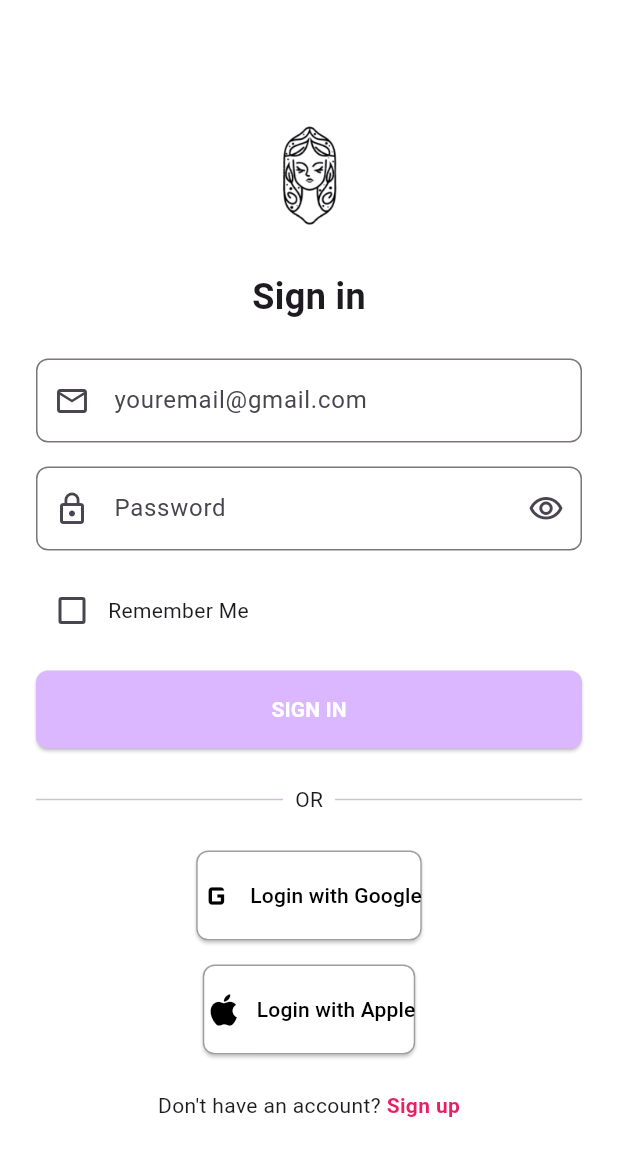
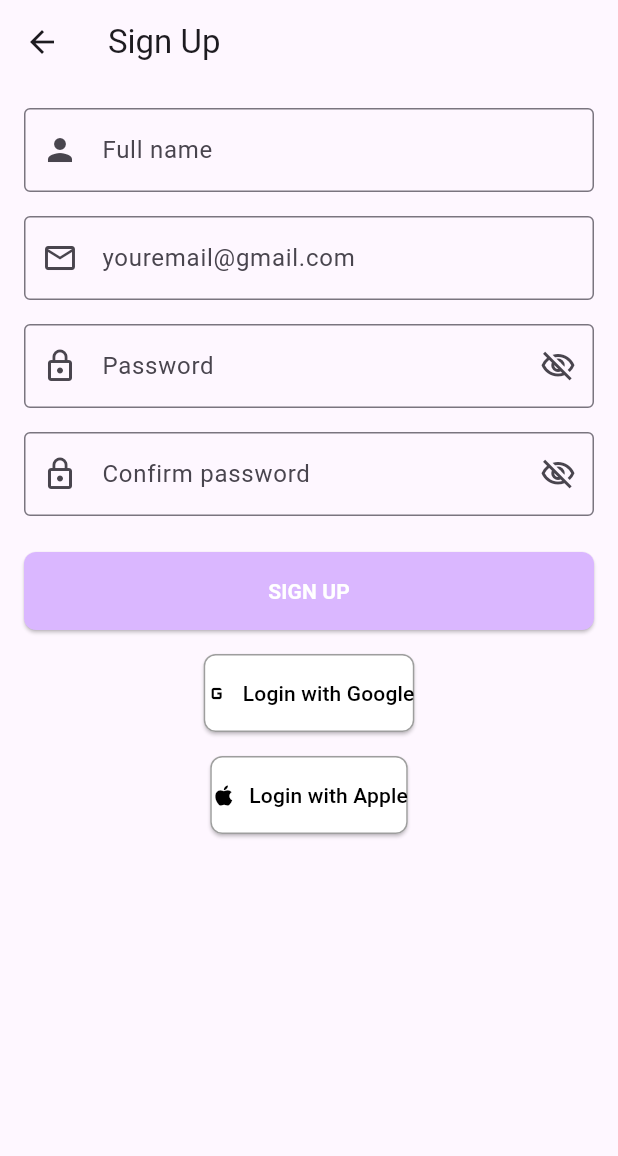
Before and after one commit to integer-class/mahasigma, a Flutter app: the screen it shows after launch, after a tap on "Sign up", on a phone screen of 412 x 824 dp. Shown: the top 1156 px of the screen. Run offline on Flutter 3.47's test engine with Material 3 defaults, Android fonts, the phone set to English and light mode, and no system bars; our stand-ins replace camera, image_picker; missing offline and left inert: tflite.

Commit message:
register

```diff
--- a/ohmyglow/lib/main.dart
+++ b/ohmyglow/lib/main.dart
@@ -3,6 +3,7 @@ import 'package:ohmyglow/pages/home.dart';
 import 'package:camera/camera.dart';
 import 'package:ohmyglow/pages/history.dart';
 import 'package:ohmyglow/pages/login.dart';
+import 'package:ohmyglow/pages/profile.dart';
 
 late List<CameraDescription> _cameras;
 
@@ -143,9 +144,7 @@ class _MyHomePageState extends State<MyHomePage> {
     Center(
       child: Text("Analyst"),
     ),
-    Center(
-      child: Text("Profile"),
-    ),
+    ProfilePage()
   ];
 
   void _onItemTapped(int index) {
--- a/ohmyglow/lib/pages/login.dart
+++ b/ohmyglow/lib/pages/login.dart
@@ -1,7 +1,31 @@
 import 'package:flutter/material.dart';
 import 'package:ohmyglow/main.dart';
+import 'package:ohmyglow/pages/register.dart';
 
-class LoginPage extends StatelessWidget {
+class LoginPage extends StatefulWidget {
+  @override
+  _LoginPageState createState() => _LoginPageState();
+}
+
+class _LoginPageState extends State<LoginPage> {
+  final _emailController = TextEditingController();
+  final _passwordController = TextEditingController();
+
+  bool _isValidLogin() {
+    // Implement your login validation logic here
+    // For example, you can check if the email and password are not empty
+    return _emailController.text.isNotEmpty && _passwordController.text.isNotEmpty;
+  }
+
+  bool _isPasswordVisible = false;
+
+  void _togglePasswordVisibility() {
+    setState(() {
+      _isPasswordVisible = !_isPasswordVisible;
+    });
+  }
+
+
   @override
   Widget build(BuildContext context) {
     return Scaffold(
@@ -28,6 +52,7 @@ class LoginPage extends StatelessWidget {
 
               // Email field
               TextField(
+                controller: _emailController,
                 decoration: InputDecoration(
                   prefixIcon: Icon(Icons.email_outlined),
                   hintText: 'youremail@gmail.com',
@@ -40,11 +65,15 @@ class LoginPage extends StatelessWidget {
 
               // Password field
               TextField(
-                obscureText: true,
+                controller: _passwordController,
+                obscureText: !_isPasswordVisible,
                 decoration: InputDecoration(
                   prefixIcon: Icon(Icons.lock_outline),
                   hintText: 'Password',
-                  suffixIcon: Icon(Icons.visibility_outlined),
+                  suffixIcon: IconButton(
+                    icon: Icon(_isPasswordVisible ? Icons.visibility_outlined : Icons.visibility_off_outlined),
+                    onPressed: _togglePasswordVisibility,
+                  ),
                   border: OutlineInputBorder(
                     borderRadius: BorderRadius.circular(8),
                   ),
@@ -71,10 +100,20 @@ class LoginPage extends StatelessWidget {
                   ),
                 ),
                 onPressed: () {
-                  Navigator.push(
-                    context,
-                    MaterialPageRoute(builder: (context) => MyHomePage()),
-                  );
+                  if (_isValidLogin()) {
+                    // Perform login logic here
+                    Navigator.push(
+                      context,
+                      MaterialPageRoute(builder: (context) => MyHomePage()),
+                    );
+                  } else {
+                    // Show an error message to the user
+                    ScaffoldMessenger.of(context).showSnackBar(
+                      SnackBar(
+                        content: Text('Please enter a valid email and password.'),
+                      ),
+                    );
+                  }
                 },
                 child: Center(
                   child: Text(
@@ -142,7 +181,10 @@ class LoginPage extends StatelessWidget {
                   Text("Don't have an account? "),
                   GestureDetector(
                     onTap: () {
-                      // Navigate to sign-up screen
+                      Navigator.push(
+                        context,
+                        MaterialPageRoute(builder: (context) => SignUpPage()),
+                      );
                     },
                     child: Text(
                       "Sign up",
--- /dev/null
+++ b/ohmyglow/lib/pages/register.dart
@@ -0,0 +1,194 @@
+import 'package:flutter/material.dart';
+import 'package:ohmyglow/main.dart';
+
+class SignUpPage extends StatefulWidget {
+  @override
+  _SignUpPageState createState() => _SignUpPageState();
+}
+
+class _SignUpPageState extends State<SignUpPage> {
+  final _formKey = GlobalKey<FormState>();
+  final _nameController = TextEditingController();
+  final _emailController = TextEditingController();
+  final _passwordController = TextEditingController();
+  final _confirmPasswordController = TextEditingController();
+
+  bool _isPasswordVisible = false;
+
+  void _togglePasswordVisibility() {
+    setState(() {
+      _isPasswordVisible = !_isPasswordVisible;
+    });
+  }
+
+  @override
+  Widget build(BuildContext context) {
+    return Scaffold(
+      appBar: AppBar(
+        leading: IconButton(
+          icon: Icon(Icons.arrow_back),
+          onPressed: () {
+            Navigator.of(context).pop();
+          },
+        ),
+        title: Text('Sign Up'),
+      ),
+      body: Form(
+        key: _formKey,
+        child: Padding(
+          padding: EdgeInsets.all(16.0),
+          child: Column(
+            crossAxisAlignment: CrossAxisAlignment.start,
+            children: [
+              TextFormField(
+                controller: _nameController,
+                decoration: InputDecoration(
+                  prefixIcon: Icon(Icons.person),
+                  hintText: 'Full name',
+                  border: OutlineInputBorder(),
+                ),
+                validator: (value) {
+                  if (value == null || value.isEmpty) {
+                    return 'Please enter your full name';
+                  }
+                  return null;
+                },
+              ),
+              SizedBox(height: 16.0),
+              TextFormField(
+                controller: _emailController,
+                decoration: InputDecoration(
+                  prefixIcon: Icon(Icons.email_outlined),
+                  hintText: 'youremail@gmail.com',
+                  border: OutlineInputBorder(),
+                ),
+                validator: (value) {
+                  if (value == null || value.isEmpty || !value.contains('@')) {
+                    return 'Please enter a valid email address';
+                  }
+                  return null;
+                },
+              ),
+              SizedBox(height: 16.0),
+              TextFormField(
+                controller: _passwordController,
+                obscureText: !_isPasswordVisible,
+                decoration: InputDecoration(
+                  prefixIcon: Icon(Icons.lock_outline),
+                  hintText: 'Password',
+                  suffixIcon: IconButton(
+                    icon: Icon(_isPasswordVisible ? Icons.visibility_outlined : Icons.visibility_off_outlined),
+                    onPressed: _togglePasswordVisibility,
+                  ),
+                  border: OutlineInputBorder(),
+                ),
+                validator: (value) {
+                  if (value == null || value.isEmpty || value.length < 6) {
+                    return 'Password must be at least 6 characters long';
+                  }
+                  return null;
+                },
+              ),
+              SizedBox(height: 16.0),
+              TextFormField(
+                controller: _confirmPasswordController,
+                obscureText: !_isPasswordVisible,
+                decoration: InputDecoration(
+                  prefixIcon: Icon(Icons.lock_outline),
+                  hintText: 'Confirm password',
+                  suffixIcon: IconButton(
+                    icon: Icon(_isPasswordVisible ? Icons.visibility_outlined : Icons.visibility_off_outlined),
+                    onPressed: _togglePasswordVisibility,
+                  ),
+                  border: OutlineInputBorder(),
+                ),
+                validator: (value) {
+                  if (value == null || value.isEmpty || value != _passwordController.text) {
+                    return 'Passwords do not match';
+                  }
+                  return null;
+                },
+              ),
+              SizedBox(height: 24.0),
+              ElevatedButton(
+                style: ElevatedButton.styleFrom(
+                  backgroundColor: Color(0xFFDAB7FF), // Light purple color
+                  padding: EdgeInsets.symmetric(vertical: 16),
+                  shape: RoundedRectangleBorder(
+                    borderRadius: BorderRadius.circular(8),
+                  ),
+                ),
+                onPressed: () {
+                  if (_formKey.currentState!.validate()) {
+                    // Register the user
+                    Navigator.push(
+                      context,
+                      MaterialPageRoute(builder: (context) => SplashScreen()),
+                    );
+                  }
+                },
+                child: Center(
+                  child: Text(
+                    'SIGN UP',
+                    style: TextStyle(
+                      color: Colors.white,
+                      fontWeight: FontWeight.bold,
+                    ),
+                  ),
+                ),
+              ),
+              SizedBox(height: 16.0),
+              Center(
+                child: Row(
+                  mainAxisAlignment: MainAxisAlignment.center,
+                  children: [
+                    ElevatedButton.icon(
+                      style: ElevatedButton.styleFrom(
+                      backgroundColor: Colors.white,
+                      foregroundColor: Colors.black,
+                      padding: EdgeInsets.symmetric(vertical: 16),
+                      shape: RoundedRectangleBorder(
+                        borderRadius: BorderRadius.circular(8),
+                        side: BorderSide(color: Colors.grey),
+                        ),
+                      ),
+                      onPressed: () {
+                        // Sign in with Google
+                      },
+                      icon: Icon(Icons.g_mobiledata),
+                      label: Text('Login with Google'),
+                    ),
+                  ],
+                ),
+              ),
+              SizedBox(height: 16.0),
+              Center(
+                child: Row(
+                  mainAxisAlignment: MainAxisAlignment.center,
+                  children: [
+                    ElevatedButton.icon(
+                      style: ElevatedButton.styleFrom(
+                      backgroundColor: Colors.white,
+                      foregroundColor: Colors.black,
+                      padding: EdgeInsets.symmetric(vertical: 16),
+                      shape: RoundedRectangleBorder(
+                        borderRadius: BorderRadius.circular(8),
+                        side: BorderSide(color: Colors.grey),
+                        ),
+                      ),
+                      onPressed: () {
+                        // Sign in with Apple
+                      },
+                      icon: Icon(Icons.apple),
+                      label: Text('Login with Apple'),
+                    ),
+                  ],
+                ),
+              ),
+            ],
+          ),
+        ),
+      ),
+    );
+  }
+}
```
Also changed, not shown: ohmyglow/lib/pages/profile.dart (added, +95 -0 lines).
